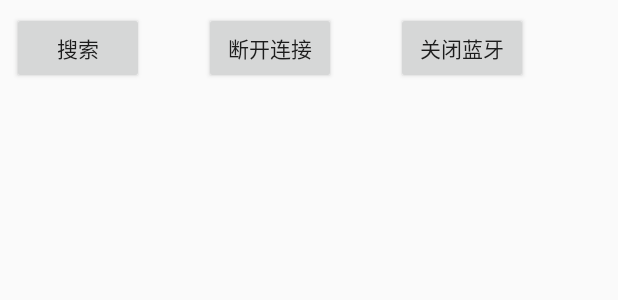
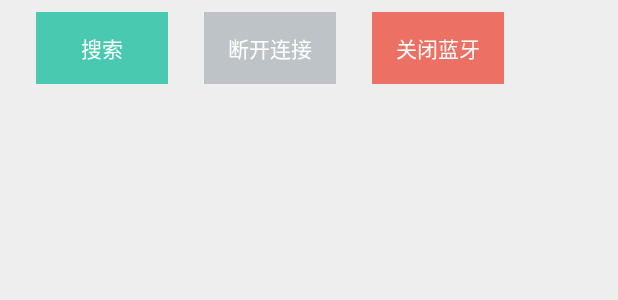
Before and after one commit to laoqian/dataflow, an Android app: the layout activity_mybluetooth.xml on its own in the app's theme, with its tools: preview values and no code run, on a phone screen of 412 x 824 dp. Shown: the top 300 px of the screen. Run offline under Robolectric (Android 15) with nearby library versions, the phone set to English and light mode, and no system bars.

Commit message:
修改ap

```diff
--- a/MyApplication/app/src/main/AndroidManifest.xml
+++ b/MyApplication/app/src/main/AndroidManifest.xml
@@ -25,9 +25,9 @@
             android:launchMode="singleTask"
             android:screenOrientation="landscape"
             android:label="@string/app_name">
+
             <intent-filter>
                 <action android:name="android.intent.action.MAIN" />
-
                 <category android:name="android.intent.category.LAUNCHER" />
             </intent-filter>
         </activity>
--- a/MyApplication/app/src/main/java/com/example/a85838/myapplication/MainActivity.java
+++ b/MyApplication/app/src/main/java/com/example/a85838/myapplication/MainActivity.java
@@ -22,12 +22,14 @@ import android.widget.TextView;
 import com.example.a85838.myapplication.bluetooth.BlueToothUtils;
 import com.example.a85838.myapplication.bluetooth.DynamicLineChartManager;
 import com.example.a85838.myapplication.bluetooth.Filter;
+import com.example.a85838.myapplication.bluetooth.LimitQueue;
 import com.example.a85838.myapplication.bluetooth.MyBluetoothActivity;
 import com.github.mikephil.charting.charts.LineChart;
 
 import java.lang.reflect.Array;
 import java.util.Arrays;
 import java.util.List;
+import java.util.Map;
 import java.util.Random;
 
 public class MainActivity extends AppCompatActivity implements OnSeekBarChangeListener  {
@@ -37,7 +39,6 @@ public class MainActivity extends AppCompatActivity implements OnSeekBarChangeLi
     private static final  String TAG ="MainActivity";
     private LineChart mChart;
     DynamicLineChartManager chartManager;
-
 
     private BottomNavigationView.OnNavigationItemSelectedListener mOnNavigationItemSelectedListener
             = new BottomNavigationView.OnNavigationItemSelectedListener() {
@@ -101,11 +102,10 @@ public class MainActivity extends AppCompatActivity implements OnSeekBarChangeLi
                 super.handleMessage(msg);
                 switch (msg.what) {
                     case 0:
-                        List<Byte> list = (List<Byte>) msg.obj;
-                        for(int i=0;i<list.size();i++){
-//                            queue.offer(list.get(i));
+                        for(float volt:(float[])msg.obj){
+                            Log.e(TAG,"电压："+volt);
+                            chartManager.addEntry(volt);
                         }
-
                         break;
                     default:
                         break;
@@ -122,34 +122,9 @@ public class MainActivity extends AppCompatActivity implements OnSeekBarChangeLi
 //        final DynamicLineChartManager dynamicLineChartManager = new DynamicLineChartManager(mChart,Arrays.asList("原始","滤波后"), Arrays.asList(Color.CYAN,Color.GREEN));
         final DynamicLineChartManager dynamicLineChartManager = new DynamicLineChartManager(mChart,"波形",Color.CYAN);
         chartManager = dynamicLineChartManager;
-        dynamicLineChartManager.setYAxis(100, 0, 5);
+        dynamicLineChartManager.setYAxis(4f, -4, 10);
 
-        //死循环添加数据
-        new Thread(new Runnable() {
-            @Override
-            public void run() {
-                while (true) {
-                    try {
-                        Random random = new Random();
-                        int length = 300;
-                        byte[] bytes = new byte[length];
-                        for(int i=0;i<length;i++){
-                            bytes[i] = (byte)(random.nextInt(80));
-                        }
-
-//                        int val = Filter.doAvg(bytes,64);
-                        int val1 = Filter.doFilter(bytes,length);
-
-                        dynamicLineChartManager.addEntry(val1);
-                        Thread.sleep(200);
-                    } catch (InterruptedException e) {
-                        e.printStackTrace();
-                    }
-                }
-            }
-        }).start();
     }
-
 
     @Override
     public boolean onOptionsItemSelected(MenuItem item){
--- a/MyApplication/app/src/main/java/com/example/a85838/myapplication/bluetooth/DynamicLineChartManager.java
+++ b/MyApplication/app/src/main/java/com/example/a85838/myapplication/bluetooth/DynamicLineChartManager.java
@@ -90,7 +90,7 @@ public class DynamicLineChartManager {
 
         //显示边界
         lineChart.setDrawBorders(true);
-        lineChart.setBackgroundColor(Color.rgb(0, 0, 51));
+        lineChart.setBackgroundColor(Color.rgb(0x33, 0, 0x66));
 
         //折线图例 标签 设置
         Legend legend = lineChart.getLegend();
@@ -137,7 +137,7 @@ public class DynamicLineChartManager {
         lineDataSet.setCircleColor(color);
         lineDataSet.setHighLightColor(color);
         //设置曲线填充
-        lineDataSet.setDrawFilled(true);
+//        lineDataSet.setDrawFilled(true);
         lineDataSet.setAxisDependency(YAxis.AxisDependency.LEFT);
         lineDataSet.setValueTextSize(5f);
         lineDataSet.setValueTextColor(Color.WHITE);
@@ -184,7 +184,7 @@ public class DynamicLineChartManager {
      *
      * @param number
      */
-    public void addEntry(int number) {
+    public void addEntry(float number) {
         if(pause){
             return;
         }
--- a/MyApplication/app/src/main/java/com/example/a85838/myapplication/bluetooth/Filter.java
+++ b/MyApplication/app/src/main/java/com/example/a85838/myapplication/bluetooth/Filter.java
@@ -2,8 +2,6 @@ package com.example.a85838.myapplication.bluetooth;
 
 
 public class Filter{
-
-
     /**
      *
      *A、名称：中位值平均滤波法（又称防脉冲干扰平均滤波法）
@@ -23,9 +21,9 @@ public class Filter{
      *    比较浪费RAM。
      *E、整理：shenhaiyu 2013-11-01
     */
-    private static void sort(byte[] filter_buf, int length) {
+    private static void sort(float[] filter_buf, int length) {
         int i, j;
-        byte filter_temp;
+        float filter_temp;
 
         // 采样值从小到大排列（冒泡法）
         for (j = 0; j < length - 1; j++) {
@@ -39,18 +37,16 @@ public class Filter{
         }
     }
 
-    public static int doAvg(byte[] filter_buf, int length) {
-        int i,filter_sum = 0;
-        for (i = 0; i < length; i++) filter_sum += filter_buf[i];
-        return filter_sum / (length - 2);
-    }
 
-    public static int doFilter(byte[] filter_buf, int length) {
-        int i;
-        int filter_sum = 0;
+    public static float[] doFilter(float[] filter_buf, int length) {
+        int i,j=0;
+        float[] buffer = new float[length-2];
 
         sort(filter_buf,length);
-        for (i = 1; i < length - 1; i++) filter_sum += filter_buf[i];
-        return filter_sum / (length - 2);
+        for (i = 1; i < length - 1; i++) {
+            buffer[j++] = filter_buf[i];
+        }
+
+        return buffer;
     }
 }
--- a/MyApplication/app/src/main/res/layout/activity_mybluetooth.xml
+++ b/MyApplication/app/src/main/res/layout/activity_mybluetooth.xml
@@ -5,38 +5,48 @@
     android:id="@+id/container"
     android:layout_width="match_parent"
     android:layout_height="match_parent"
+    android:background="#eeeeee"
     tools:context=".bluetooth.MyBluetoothActivity">
 
     <Button
         android:id="@+id/search"
+        style="@android:style/Widget.Material.Button.Borderless"
         android:layout_width="wrap_content"
         android:layout_height="wrap_content"
-        android:layout_marginStart="8dp"
+        android:layout_marginStart="24dp"
         android:layout_marginTop="8dp"
+        android:background="#48c9b0"
         android:onClick="clickHandler"
         android:text="@string/search"
+        android:textColor="@android:color/white"
         app:layout_constraintStart_toStartOf="parent"
         app:layout_constraintTop_toTopOf="parent" />
 
     <Button
         android:id="@+id/closeDev"
+        style="@android:style/Widget.Material.Button.Borderless"
         android:layout_width="wrap_content"
         android:layout_height="wrap_content"
-        android:layout_marginStart="40dp"
+        android:layout_marginStart="24dp"
         android:layout_marginTop="8dp"
+        android:background="#bdc3c7"
         android:onClick="clickHandler"
         android:text="@string/closeDev"
+        android:textColor="@android:color/white"
         app:layout_constraintStart_toEndOf="@+id/search"
         app:layout_constraintTop_toTopOf="parent" />
 
     <Button
         android:id="@+id/closeBluetooth"
+        style="@android:style/Widget.Material.Button.Borderless"
         android:layout_width="wrap_content"
         android:layout_height="wrap_content"
-        android:layout_marginStart="40dp"
+        android:layout_marginStart="24dp"
         android:layout_marginTop="8dp"
+        android:background="#ec7063"
         android:onClick="clickHandler"
         android:text="@string/closeBluetooth"
+        android:textColor="@android:color/white"
         app:layout_constraintEnd_toEndOf="parent"
         app:layout_constraintHorizontal_bias="0.004"
         app:layout_constraintStart_toEndOf="@+id/closeDev"
@@ -49,7 +59,7 @@
         android:layout_marginEnd="8dp"
         android:layout_marginStart="8dp"
         android:layout_marginTop="4dp"
-        android:divider="@color/colorAccent"
+        android:divider="#48c9b0"
         android:dividerHeight="1dp"
         app:layout_constraintBottom_toBottomOf="parent"
         app:layout_constraintEnd_toEndOf="parent"
--- a/MyApplication/app/src/main/res/values/colors.xml
+++ b/MyApplication/app/src/main/res/values/colors.xml
@@ -1,6 +1,6 @@
 <?xml version="1.0" encoding="utf-8"?>
 <resources>
-    <color name="colorPrimary">#3F51B5</color>
+    <color name="colorPrimary">#48c9b0</color>
     <color name="colorPrimaryDark">#303F9F</color>
     <color name="colorAccent">#FF4081</color>
 </resources>
--- a/MyApplication/app/src/main/res/values/styles.xml
+++ b/MyApplication/app/src/main/res/values/styles.xml
@@ -6,6 +6,8 @@
         <item name="colorPrimary">@color/colorPrimary</item>
         <item name="colorPrimaryDark">@color/colorPrimaryDark</item>
         <item name="colorAccent">@color/colorAccent</item>
+        <item name="android:windowNoTitle">true</item>
+        <item name="android:windowFullscreen">true</item>
     </style>
 
 </resources>
```
Also changed, not shown: MyApplication/app/src/main/java/com/example/a85838/myapplication/bluetooth/BlueToothUtils.java (+42 -9 lines), MyApplication/app/src/main/java/com/example/a85838/myapplication/bluetooth/MyBluetoothActivity.java (+30 -7 lines), MyApplication/app/src/main/res/layout/activity_main.xml (+13 -3 lines), MyApplication/app/src/main/res/layout/list_device_item.xml (+10 -7 lines).
